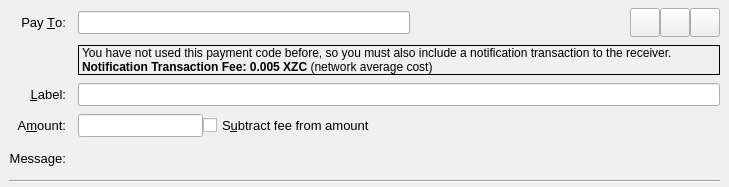
firoorg/firo, file src/qt/forms/sendcoinsentry.ui: the form before one commit.
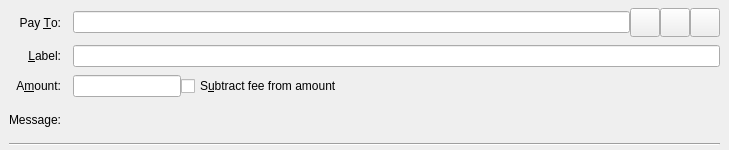
The form after the commit. Icons and pictures are not drawn. Custom widgets are drawn as their Qt base class.

The edit to the form file:
```diff
--- a/src/qt/forms/sendcoinsentry.ui
+++ b/src/qt/forms/sendcoinsentry.ui
@@ -7,14 +7,9 @@
     <x>0</x>
     <y>0</y>
     <width>729</width>
-    <height>187</height>
+    <height>150</height>
    </rect>
   </property>
-  <property name="font">
-   <font>
-    <pointsize>10</pointsize>
-   </font>
-  </property>
   <property name="focusPolicy">
    <enum>Qt::TabFocus</enum>
   </property>
@@ -41,49 +36,6 @@
     <property name="verticalSpacing">
      <number>8</number>
     </property>
-    <item row="2" column="0">
-     <widget class="QLabel" name="labellLabel">
-      <property name="text">
-       <string>&amp;Label:</string>
-      </property>
-      <property name="alignment">
-       <set>Qt::AlignRight|Qt::AlignTrailing|Qt::AlignVCenter</set>
-      </property>
-      <property name="buddy">
-       <cstring>addAsLabel</cstring>
-      </property>
-     </widget>
-    </item>
-    <item row="2" column="1">
-     <widget class="QLineEdit" name="addAsLabel">
-      <property name="toolTip">
-       <string>Enter a label for this address to add it to the list of used addresses</string>
-      </property>
-     </widget>
-    </item>
-    <item row="3" column="0">
-     <widget class="QLabel" name="amountLabel">
-      <property name="text">
-       <string>A&amp;mount:</string>
-      </property>
-      <property name="alignment">
-       <set>Qt::AlignRight|Qt::AlignTrailing|Qt::AlignVCenter</set>
-      </property>
-      <property name="buddy">
-       <cstring>payAmount</cstring>
-      </property>
-     </widget>
-    </item>
-    <item row="4" column="1">
-     <widget class="QLabel" name="messageTextLabel">
-      <property name="toolTip">
-       <string>A message that was attached to the zcoin: URI which will be stored with the transaction for your reference. Note: This message will not be sent over the Zcoin network.</string>
-      </property>
-      <property name="textFormat">
-       <enum>Qt::PlainText</enum>
-      </property>
-     </widget>
-    </item>
     <item row="0" column="0">
      <widget class="QLabel" name="payToLabel">
       <property name="text">
@@ -97,16 +49,6 @@
       </property>
      </widget>
     </item>
-    <item row="4" column="0">
-     <widget class="QLabel" name="messageLabel">
-      <property name="text">
-       <string>Message:</string>
-      </property>
-      <property name="alignment">
-       <set>Qt::AlignRight|Qt::AlignTrailing|Qt::AlignVCenter</set>
-      </property>
-     </widget>
-    </item>
     <item row="0" column="1">
      <layout class="QHBoxLayout" name="payToLayout">
       <property name="spacing">
@@ -119,27 +61,6 @@
         </property>
        </widget>
       </item>
-      <item>
-       <widget class="QLabel" name="addressDetectedType">
-        <property name="minimumSize">
-         <size>
-          <width>220</width>
-          <height>0</height>
-         </size>
-        </property>
-        <property name="font">
-         <font>
-          <pointsize>8</pointsize>
-         </font>
-        </property>
-        <property name="text">
-         <string/>
-        </property>
-        <property name="alignment">
-         <set>Qt::AlignCenter</set>
-        </property>
-       </widget>
-      </item>
       <item>
        <widget class="QToolButton" name="addressBookButton">
         <property name="toolTip">
@@ -208,14 +129,40 @@
       </item>
      </layout>
     </item>
-    <item row="5" column="0" colspan="2">
-     <widget class="Line" name="line">
-      <property name="orientation">
-       <enum>Qt::Horizontal</enum>
+    <item row="1" column="0">
+     <widget class="QLabel" name="labellLabel">
+      <property name="text">
+       <string>&amp;Label:</string>
       </property>
+      <property name="alignment">
+       <set>Qt::AlignRight|Qt::AlignTrailing|Qt::AlignVCenter</set>
+      </property>
+      <property name="buddy">
+       <cstring>addAsLabel</cstring>
+      </property>
      </widget>
     </item>
-    <item row="3" column="1">
+    <item row="1" column="1">
+     <widget class="QLineEdit" name="addAsLabel">
+      <property name="toolTip">
+       <string>Enter a label for this address to add it to the list of used addresses</string>
+      </property>
+     </widget>
+    </item>
+    <item row="2" column="0">
+     <widget class="QLabel" name="amountLabel">
+      <property name="text">
+       <string>A&amp;mount:</string>
+      </property>
+      <property name="alignment">
+       <set>Qt::AlignRight|Qt::AlignTrailing|Qt::AlignVCenter</set>
+      </property>
+      <property name="buddy">
+       <cstring>payAmount</cstring>
+      </property>
+     </widget>
+    </item>
+    <item row="2" column="1">
      <layout class="QHBoxLayout" name="horizontalLayoutAmount" stretch="0,1">
       <item>
        <widget class="BitcoinAmountField" name="payAmount"/>
@@ -232,17 +179,14 @@
       </item>
      </layout>
     </item>
-    <item row="1" column="1">
-     <widget class="QLabel" name="notifiactionTxFeeLabel">
-      <property name="enabled">
-       <bool>true</bool>
-      </property>
-      <property name="frameShape">
-       <enum>QFrame::Box</enum>
-      </property>
+    <item row="3" column="0">
+     <widget class="QLabel" name="messageLabel">
       <property name="text">
-       <string>&lt;html&gt;&lt;head/&gt;&lt;body&gt;&lt;p&gt;&lt;span style=&quot; font-size:9pt;&quot;&gt;You have not used this payment code before, so you must also include a notification transaction to the receiver.&lt;br/&gt;&lt;/span&gt;&lt;span style=&quot; font-size:9pt; font-weight:600;&quot;&gt;Notification Transaction Fee: 0.005 XZC &lt;/span&gt;&lt;span style=&quot; font-size:9pt;&quot;&gt;(network average cost)&lt;/span&gt;&lt;/p&gt;&lt;/body&gt;&lt;/html&gt;</string>
-       </property>
+       <string>Message:</string>
+      </property>
+      <property name="alignment">
+       <set>Qt::AlignRight|Qt::AlignTrailing|Qt::AlignVCenter</set>
+      </property>
      </widget>
     </item>
     <item row="3" column="1">
@@ -251,7 +195,14 @@
        <string>A message that was attached to the firo: URI which will be stored with the transaction for your reference. Note: This message will not be sent over the Firo network.</string>
       </property>
       <property name="textFormat">
-       <enum>Qt::RichText</enum>
+       <enum>Qt::PlainText</enum>
+      </property>
+     </widget>
+    </item>
+    <item row="4" column="0" colspan="2">
+     <widget class="Line" name="line">
+      <property name="orientation">
+       <enum>Qt::Horizontal</enum>
       </property>
      </widget>
     </item>
```
Left out of the diff: 2 changed lines with no effect on the pictures.
